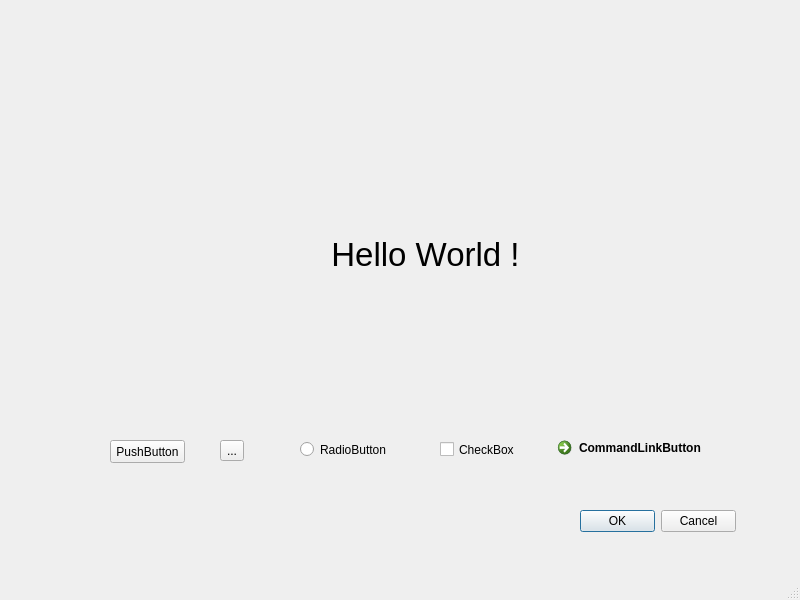
First picture: the form in Demo/mainwindow.ui, repository alexuhui/QtLearning, before the edit.
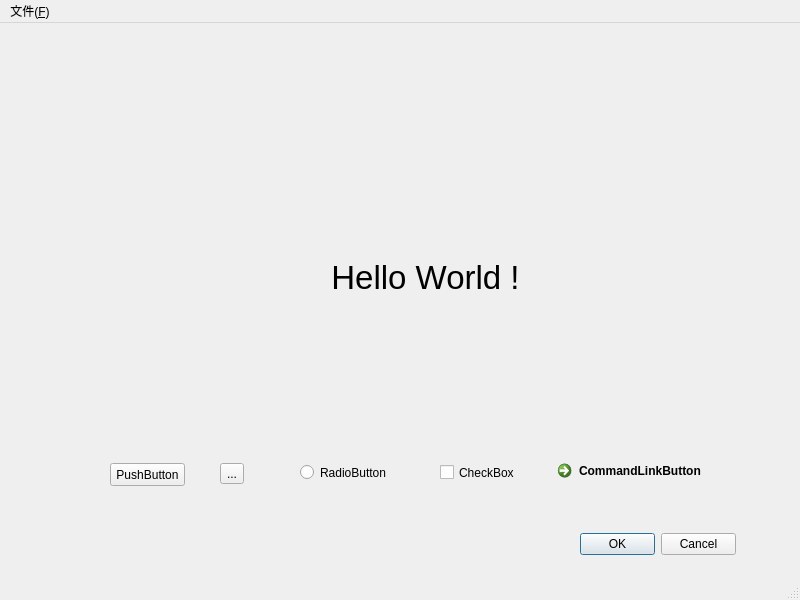
Second picture: the form after the edit. Icons and pictures are not drawn.

What changed in the file:
```diff
--- a/Demo/mainwindow.ui
+++ b/Demo/mainwindow.ui
@@ -123,6 +123,13 @@
      <height>21</height>
     </rect>
    </property>
+   <widget class="QMenu" name="menu_F">
+    <property name="title">
+     <string>文件(&amp;F)</string>
+    </property>
+    <addaction name="action_xingjian"/>
+   </widget>
+   <addaction name="menu_F"/>
   </widget>
   <widget class="QStatusBar" name="statusbar"/>
  </widget>
```
Left out of the diff: 16 changed lines with no effect on the pictures.
